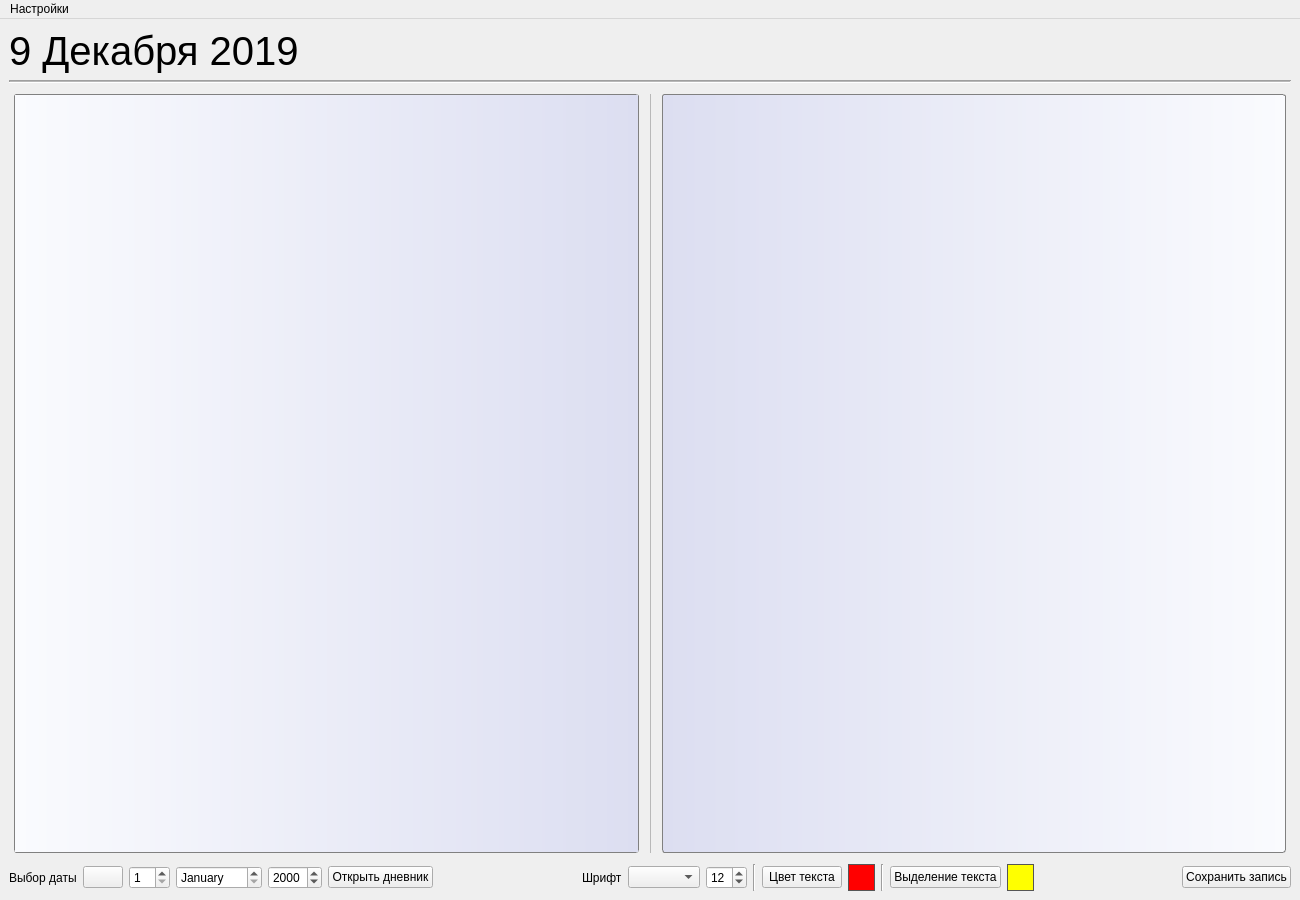
This is dairy.ui in Ore111ek/ThisLifeIsMine as Qt 5 draws it before an edit. The edited form follows.
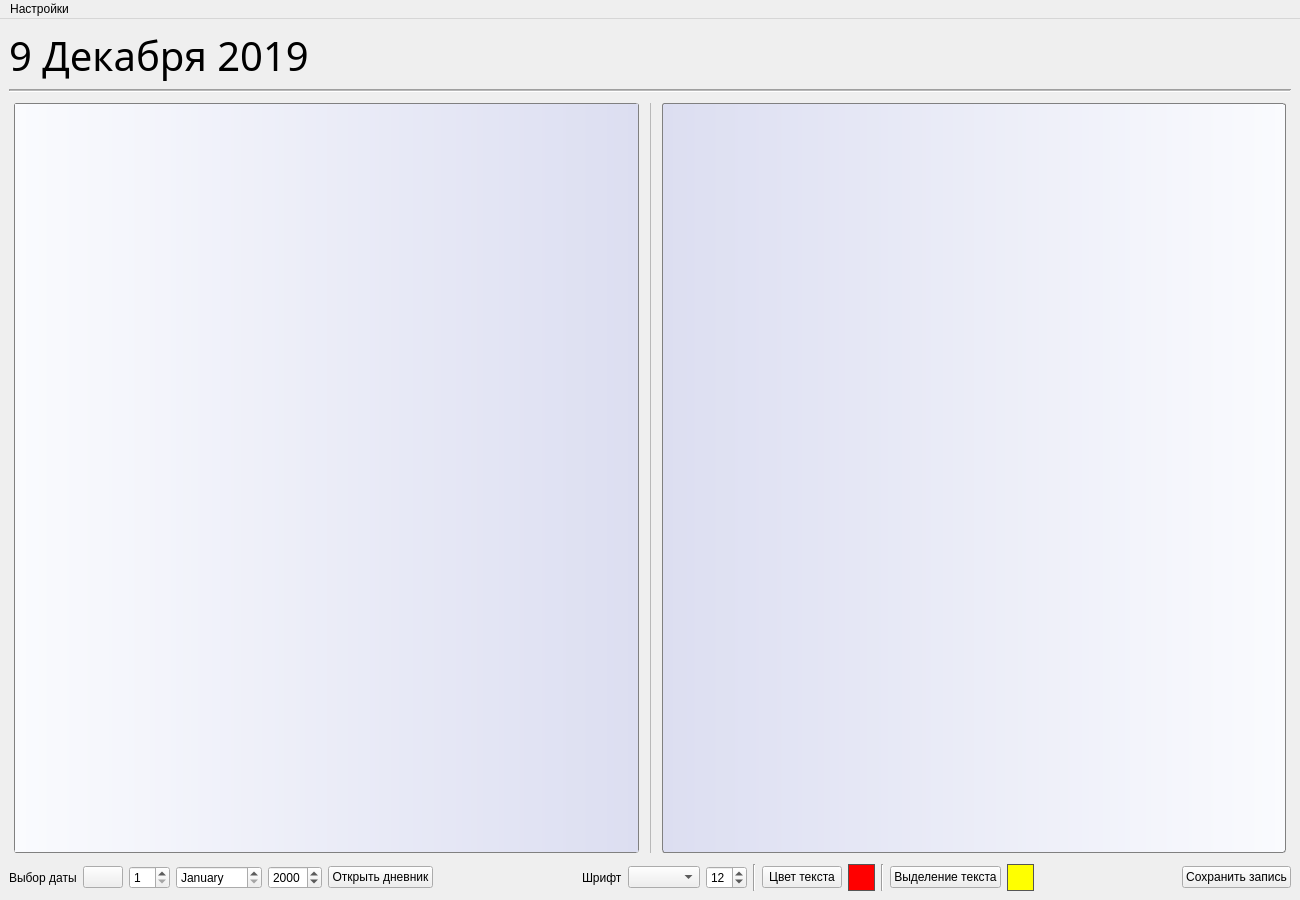
This is the edited form. Icons and pictures are not drawn.

The edit to the form file:
```diff
--- a/dairy.ui
+++ b/dairy.ui
@@ -30,7 +30,7 @@
      <widget class="QLabel" name="label">
       <property name="font">
        <font>
-        <family>MS Shell Dlg 2</family>
+        <family>Monotype Corsiva</family>
         <pointsize>30</pointsize>
        </font>
       </property>
```
